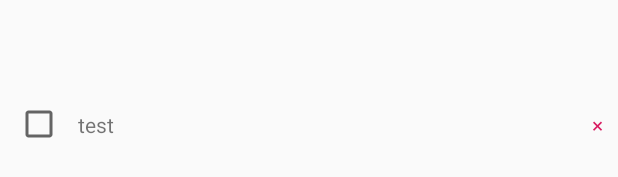
After one commit to yu-kutsuna/todoapp, an Android app: the layout todo_row_item.xml on its own in the app's theme, with its tools: preview values and no code run, on a phone screen of 412 x 824 dp. The commit adds this screen. Shown: the part 494-671 px from the top of the screen. Run offline under Robolectric (Android 15) with nearby library versions, the phone set to English and light mode, and no system bars.

Commit message:
LayoutとViewModelまわりの実装

```diff
--- a/app/build.gradle
+++ b/app/build.gradle
@@ -39,6 +39,7 @@ dependencies {
     androidTestImplementation 'androidx.test.espresso:espresso-core:3.2.0'
     implementation "android.arch.persistence.room:runtime:1.1.1"
     annotationProcessor "android.arch.persistence.room:compiler:1.1.1"
+    implementation "android.arch.lifecycle:extensions:1.1.1"
     kapt "android.arch.persistence.room:compiler:1.1.1"
     implementation 'androidx.recyclerview:recyclerview:1.1.0'
 }
--- a/app/src/main/java/yu/kutsuna/todoapp/data/DataBase.kt
+++ b/app/src/main/java/yu/kutsuna/todoapp/data/DataBase.kt
@@ -3,7 +3,7 @@ package yu.kutsuna.todoapp.data
 import androidx.room.Database
 import androidx.room.RoomDatabase
 
-@Database(entities = [TodoDao::class], version = 1)
+@Database(entities = [Todo::class], version = 1)
 abstract class DataBase: RoomDatabase() {
     abstract fun todoDao(): TodoDao
 }
--- a/app/src/main/res/layout/activity_main.xml
+++ b/app/src/main/res/layout/activity_main.xml
@@ -8,8 +8,6 @@
         <variable
             name="viewModel"
             type="yu.kutsuna.todoapp.MainViewModel" />
-
-        <import type="java.lang.Integer" />
 
         <import type="android.view.View" />
     </data>
@@ -64,6 +62,8 @@
                 android:layout_height="40dp"
                 android:hint="@string/add_todo_text_hint"
                 android:textColorHint="@color/gray"
+                android:maxLines="1"
+                android:minLines="1"
                 app:layout_constraintStart_toEndOf="@id/all_select_button"
                 app:layout_constraintEnd_toStartOf="@id/add_button"
                 app:layout_constraintTop_toTopOf="parent"
--- /dev/null
+++ b/app/src/main/res/layout/todo_row_item.xml
@@ -0,0 +1,43 @@
+<?xml version="1.0" encoding="utf-8"?>
+<layout xmlns:android="http://schemas.android.com/apk/res/android"
+    xmlns:app="http://schemas.android.com/apk/res-auto"
+    xmlns:tools="http://schemas.android.com/tools">
+
+    <androidx.constraintlayout.widget.ConstraintLayout
+        android:layout_width="match_parent"
+        android:layout_height="match_parent">
+
+
+        <androidx.appcompat.widget.AppCompatCheckBox
+            android:id="@+id/checkbox"
+            android:layout_width="wrap_content"
+            android:layout_height="wrap_content"
+            android:layout_margin="10dp"
+            app:layout_constraintStart_toStartOf="parent"
+            app:layout_constraintTop_toTopOf="parent"
+            app:layout_constraintBottom_toBottomOf="parent"/>
+
+        <TextView
+            android:id="@+id/todo_value"
+            android:layout_width="wrap_content"
+            android:layout_height="wrap_content"
+            android:layout_margin="10dp"
+            app:layout_constraintStart_toEndOf="@id/checkbox"
+            app:layout_constraintTop_toTopOf="parent"
+            app:layout_constraintBottom_toBottomOf="parent"
+            tools:text="test"/>
+
+        <TextView
+            android:id="@+id/delete"
+            android:layout_width="wrap_content"
+            android:layout_height="wrap_content"
+            android:layout_margin="10dp"
+            android:text="@string/delete"
+            android:textColor="@color/colorAccent"
+            app:layout_constraintEnd_toEndOf="parent"
+            app:layout_constraintTop_toTopOf="parent"
+            app:layout_constraintBottom_toBottomOf="parent"/>
+
+    </androidx.constraintlayout.widget.ConstraintLayout>
+
+</layout>
--- a/app/src/main/res/values/strings.xml
+++ b/app/src/main/res/values/strings.xml
@@ -6,4 +6,5 @@
     <string name="active">"Active"</string>
     <string name="completed">"Completed"</string>
     <string name="add">"add"</string>
+    <string name="delete">"×"</string>
 </resources>
```
Also changed, not shown: app/src/main/java/yu/kutsuna/todoapp/MainActivity.kt (+20 -0 lines), app/src/main/java/yu/kutsuna/todoapp/MainViewModel.kt (+8 -0 lines), app/src/main/java/yu/kutsuna/todoapp/TodoRepository.kt (added, +9 -0 lines), app/src/main/java/yu/kutsuna/todoapp/TodoRowViewModel.kt (added, +8 -0 lines), app/src/main/java/yu/kutsuna/todoapp/TodoViewAdapter.kt (added, +30 -0 lines).
